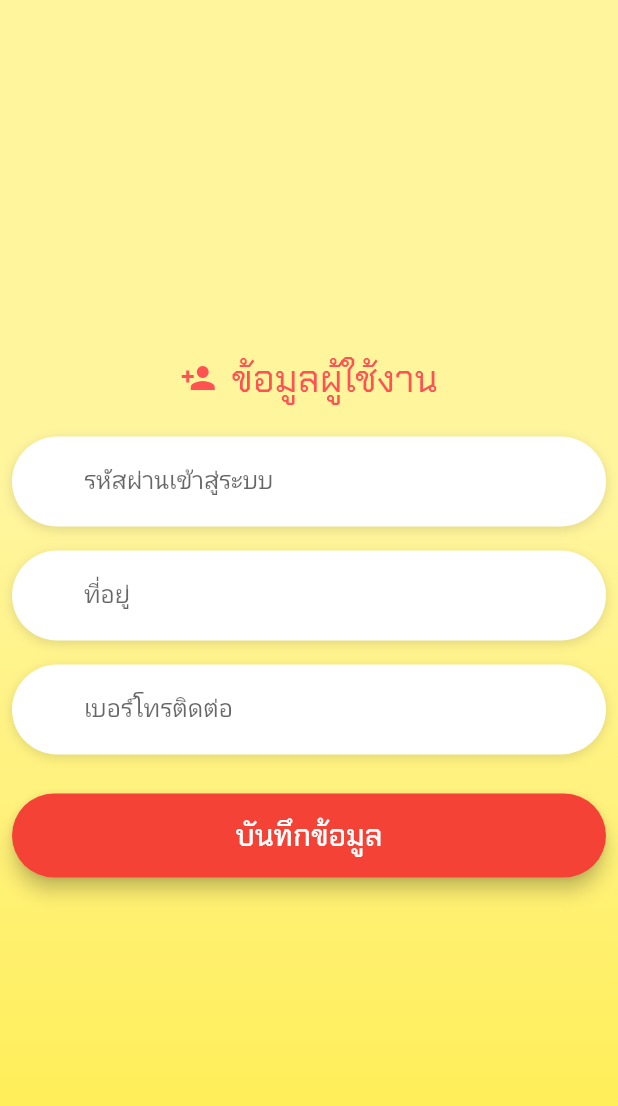
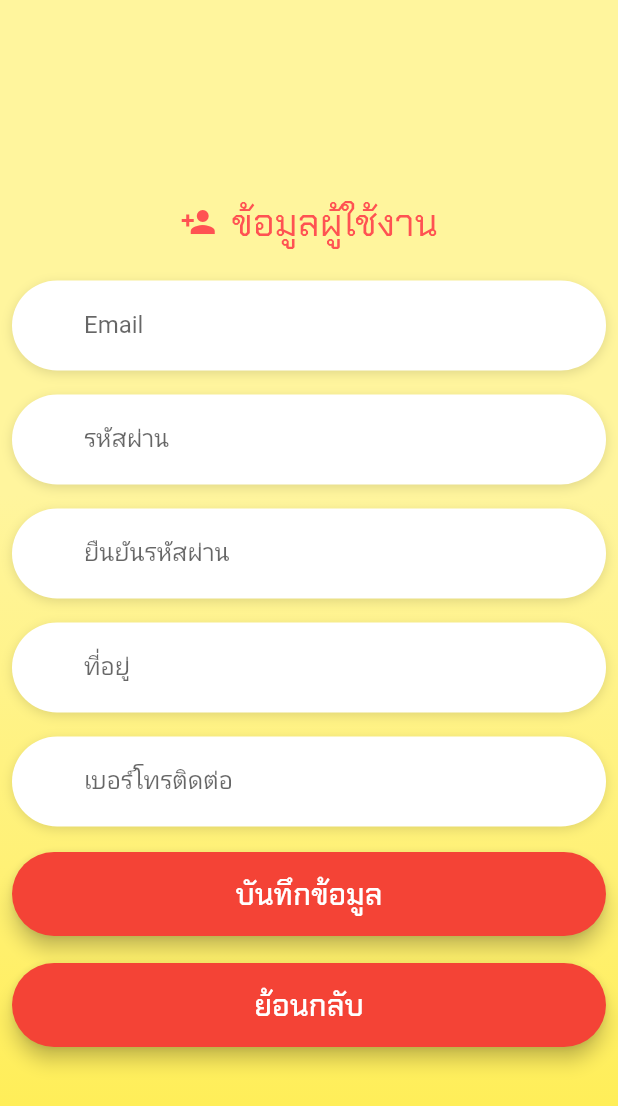
Before and after one commit to Kamonchanoknok/Hd_Man, a Flutter app: the RegisterScrenn screen opened directly, on a phone screen of 412 x 824 dp. Shown: the top 1106 px of the screen. Run offline on Flutter 3.47's test engine with Material 2 defaults, Android fonts, the phone set to English and light mode, and no system bars; our stand-ins replace badges, carousel_slider, flutter_rating_bar, flutter_redux, google_fonts and 1 more; missing offline and left inert: bottom_navigation_badge, dart:ffi; Roboto replaces fonts that are missing (Itim).

Commit message:
update requirement nok
update requirement nok
- ui register
- label

```diff
--- a/lib/screens/auth/register.dart
+++ b/lib/screens/auth/register.dart
@@ -60,7 +60,7 @@ class _RegisterScrennState extends State<RegisterScrenn> {
     return Padding(
       padding: const EdgeInsets.all(8.0),
       child: Container(
-        padding: EdgeInsets.symmetric(vertical: 10.0),
+        padding: EdgeInsets.symmetric(vertical: 1.0),
         width: double.infinity,
         child: RaisedButton(
             elevation: 5.0,
@@ -126,10 +126,14 @@ class _RegisterScrennState extends State<RegisterScrenn> {
                     SizedBox(
                       height: 15,
                     ),
-                    _buildFormfield('รหัสผ่านเข้าสู่ระบบ', null),
+                    _buildFormfield('Email', null),
+                    _buildFormfield('รหัสผ่าน', null),
+                    _buildFormfield('ยืนยันรหัสผ่าน', null),
                     _buildFormfield('ที่อยู่', null),
                     _buildFormfield('เบอร์โทรติดต่อ', null),
-                    _buildButton(() => navigateToHome(), 'บันทึกข้อมูล')
+                    _buildButton(
+                        () => Navigator.of(context).pop(), 'บันทึกข้อมูล'),
+                    _buildButton(() => Navigator.of(context).pop(), 'ย้อนกลับ')
                   ],
                 ),
               ),
--- a/lib/screens/explore/index.dart
+++ b/lib/screens/explore/index.dart
@@ -14,7 +14,7 @@ class _ExploreScreenState extends State<ExploreScreen> {
   //
   int setlist_promotion = 0;
 
-  String userName = "Tdot";
+  String userName = "Nok Tester";
   List ListPromotion = [
     {'image': 'tester01.png'},
   ];
@@ -164,7 +164,7 @@ class _ExploreScreenState extends State<ExploreScreen> {
                         SizedBox(
                           height: 5,
                         ),
-                        textFix('ร้าน Tdot.com', 18, null, true),
+                        textFix('ร้าน Nokdot.com', 18, null, true),
                         textFix('บริการ ซ่อมคอมพิวเตอร์', 16, null, false)
                       ],
                     ),
--- a/lib/screens/service/vote.dart
+++ b/lib/screens/service/vote.dart
@@ -36,7 +36,7 @@ class _VoteScreenState extends State<VoteScreen> {
               Icons.account_circle,
               size: data.width / 4,
             ),
-            textFix('ร้าน Tdot.com', 30, null, true),
+            textFix('ร้าน Nokdot.com', 30, null, true),
             Padding(
               padding: const EdgeInsets.all(8.0),
               child: textFix(
--- a/lib/screens/setting/index.dart
+++ b/lib/screens/setting/index.dart
@@ -55,7 +55,7 @@ class _SettingScreenState extends State<SettingScreen> {
               child: Column(
                 crossAxisAlignment: CrossAxisAlignment.start,
                 children: <Widget>[
-                  textFix('Tdot', 20, null, true),
+                  textFix('Nokdot', 20, null, true),
                   Row(
                     children: <Widget>[
                       textFix('แก้ไขข้อมูล', 14, null, false),
```
Also changed, not shown: lib/screens/auth/index.dart (+39 -6 lines).
